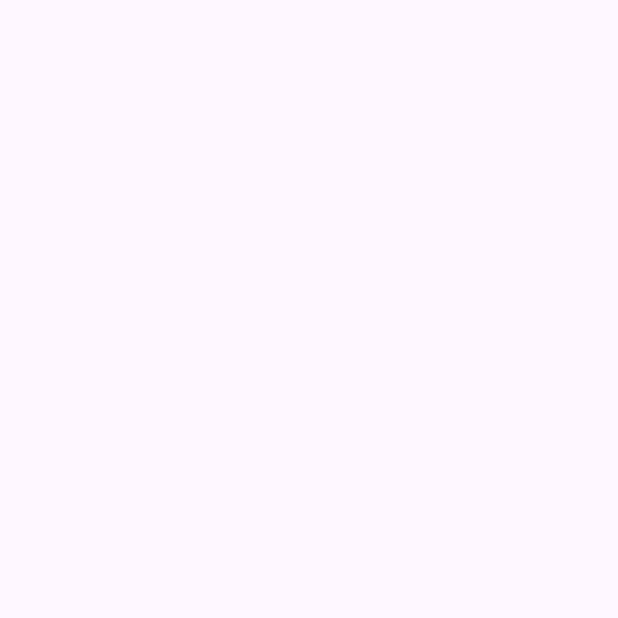
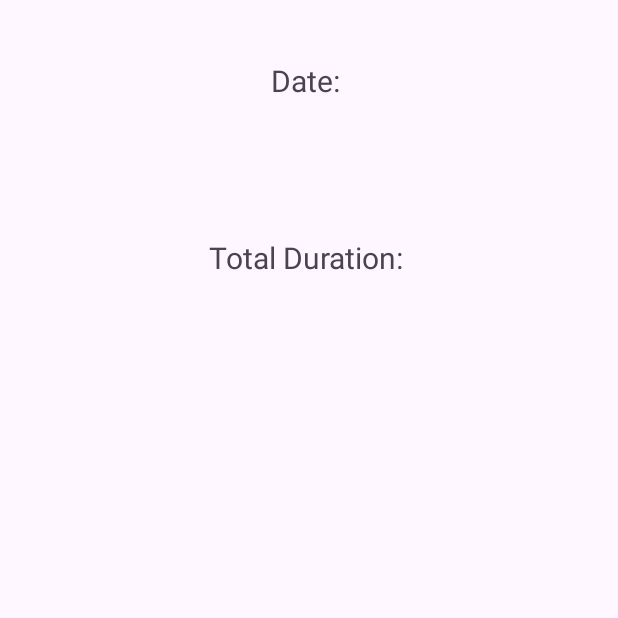
Before and after one commit to MernaEmel/Android-Assignment, an Android app: the SummaryActivity screen opened directly, with no data from a screen before it, on a phone screen of 412 x 824 dp, the top half of it. Before the commit the part shown is empty. Run offline under Robolectric (Android 15) with nearby library versions, the phone set to English and light mode, and no system bars.

Commit message:
assignment v2

```diff
--- a/app/src/main/java/com/example/assignment/FitnessDao.kt
+++ b/app/src/main/java/com/example/assignment/FitnessDao.kt
@@ -12,7 +12,7 @@ interface FitnessDao {
     @Query("SELECT * FROM fitness")
     suspend fun getAllActivities():List<Fitness>
 
-    @Query("SELECT * FROM fitness WHERE date=:selecteDate")
+    @Query("SELECT * FROM fitness WHERE date=:selectedDate")
     suspend fun getActivityByDate(selectedDate:String):List<Fitness>
 
     @Query("SELECT SUM(duration) FROM fitness WHERE date=:selectedDate")
--- a/app/src/main/java/com/example/assignment/MainActivity.kt
+++ b/app/src/main/java/com/example/assignment/MainActivity.kt
@@ -41,7 +41,7 @@ class MainActivity : AppCompatActivity() {
         btnFilter = findViewById(R.id.Filter)
         btnShowAll = findViewById(R.id.showAll)
         listView = findViewById(R.id.activityList)
-
+        selectedDate = sdf.format(Date())
 
         ViewCompat.setOnApplyWindowInsetsListener(findViewById(R.id.main)) { v, insets ->
             val sys = insets.getInsets(WindowInsetsCompat.Type.systemBars())
@@ -49,7 +49,7 @@ class MainActivity : AppCompatActivity() {
             insets
         }
 
-        selectedDate = sdf.format(Date())
+
 
 
         calendarView.setOnDateChangeListener { _, year, month, day ->
--- a/app/src/main/res/layout/activity_summary.xml
+++ b/app/src/main/res/layout/activity_summary.xml
@@ -12,18 +12,25 @@
         android:id="@+id/Date"
         android:layout_width="wrap_content"
         android:layout_height="wrap_content"
+        android:text="Date: "
+        android:textSize="20sp"
+        app:layout_constraintTop_toTopOf="parent"
+        app:layout_constraintStart_toStartOf="parent"
         app:layout_constraintEnd_toEndOf="parent"
-        app:layout_constraintStart_toStartOf="parent"
-        tools:layout_editor_absoluteY="40dp" />
+        app:layout_constraintHorizontal_bias="0.5"
+        android:layout_marginTop="40dp" />
 
     <TextView
         android:id="@+id/Total"
         android:layout_width="wrap_content"
         android:layout_height="wrap_content"
+        android:text="Total Duration: "
+        android:textSize="20sp"
+        app:layout_constraintTop_toBottomOf="@id/Date"
+        app:layout_constraintStart_toStartOf="parent"
+        app:layout_constraintEnd_toEndOf="parent"
         app:layout_constraintBottom_toBottomOf="parent"
-        app:layout_constraintEnd_toEndOf="parent"
-        app:layout_constraintHorizontal_bias="0.501"
-        app:layout_constraintStart_toStartOf="parent"
-        app:layout_constraintTop_toBottomOf="@+id/Date"
-        app:layout_constraintVertical_bias="0.101" />
+        app:layout_constraintVertical_bias="0.1"
+        android:layout_marginTop="20dp" />
+
 </androidx.constraintlayout.widget.ConstraintLayout>
```
Also changed, not shown: app/src/main/res/layout/activity_main.xml (+5 -6 lines).
